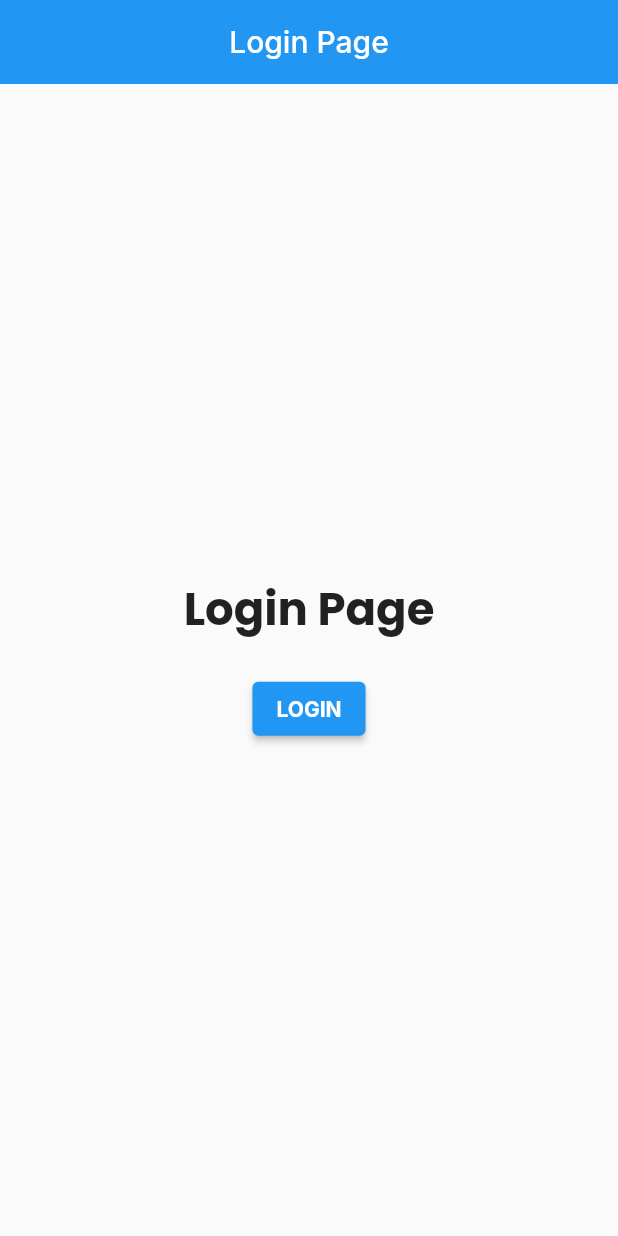
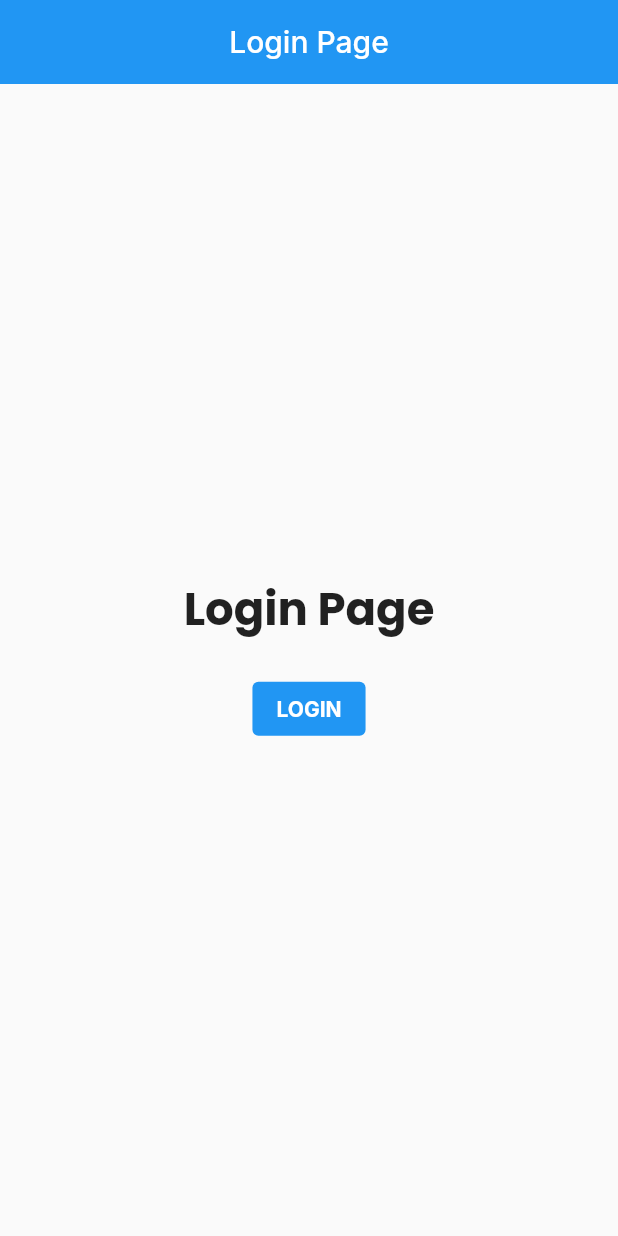
Before and after one commit to manuelduarte077/go_router_demo, a Flutter app: the screen it shows after launch, on a phone screen of 412 x 824 dp. Run offline on Flutter 3.47's test engine with Material 2 defaults, Android fonts, the phone set to English and light mode, and no system bars; our stand-ins replace go_router, google_fonts.

Commit message:
ref: refactor code

```diff
--- a/lib/app/app.dart
+++ b/lib/app/app.dart
@@ -1,5 +1,5 @@
 import 'package:flutter/material.dart';
-import 'package:go_router_demo/routes/rputer.dart';
+import 'package:go_router_demo/routes/router.dart';
 
 class MyApp extends StatelessWidget {
   const MyApp({Key? key}) : super(key: key);
@@ -8,6 +8,9 @@ class MyApp extends StatelessWidget {
     return MaterialApp.router(
       theme: ThemeData(
         appBarTheme: const AppBarTheme(centerTitle: true, elevation: 0),
+        elevatedButtonTheme: ElevatedButtonThemeData(
+          style: ElevatedButton.styleFrom(elevation: 0),
+        ),
       ),
       debugShowCheckedModeBanner: false,
       routeInformationParser: router.routeInformationParser,
--- a/lib/pages.dart
+++ b/lib/pages.dart
@@ -1,5 +1,5 @@
 export 'about_page.dart';
-export 'edit_profile_page.dart';
+export 'profile/edit_profile_page.dart';
 export 'login_page.dart';
 export 'main_page.dart';
-export 'profile_page.dart';
+export 'profile/profile_page.dart';
--- a/lib/edit_profile_page.dart
+++ b/lib/profile/edit_profile_page.dart
@@ -1,6 +1,6 @@
 import 'package:flutter/material.dart';
 import 'package:go_router/go_router.dart';
-import 'package:go_router_demo/user.dart';
+import 'package:go_router_demo/profile/user.dart';
 import 'package:google_fonts/google_fonts.dart';
 
 class EditProfilePage extends StatelessWidget {
--- a/lib/profile_page.dart
+++ b/lib/profile/profile_page.dart
@@ -1,6 +1,6 @@
 import 'package:flutter/material.dart';
 import 'package:go_router/go_router.dart';
-import 'package:go_router_demo/user.dart';
+import 'package:go_router_demo/profile/user.dart';
 import 'package:google_fonts/google_fonts.dart';
 
 class ProfilePage extends StatelessWidget {
--- a/lib/routes/rputer.dart
+++ b/lib/routes/router.dart
@@ -1,6 +1,6 @@
 import 'package:go_router/go_router.dart';
 import 'package:go_router_demo/pages.dart';
-import 'package:go_router_demo/user.dart';
+import 'package:go_router_demo/profile/user.dart';
 
 final GoRouter router = GoRouter(
   routes: [
```
Also changed, not shown: lib/profile/user.dart (renamed from lib/user.dart).
